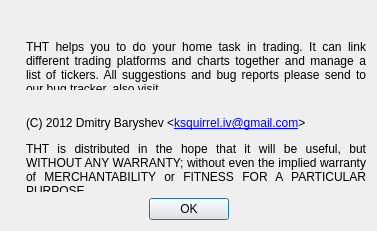
Above: about.ui from HappySeaFox/tht before the change. Below: the same form after it.
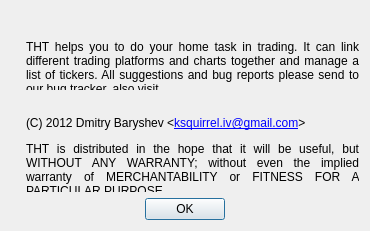
That is the form after the change. Icons and pictures are not drawn.

What changed in the file:
```diff
--- a/about.ui
+++ b/about.ui
@@ -6,7 +6,7 @@
    <rect>
     <x>0</x>
     <y>0</y>
-    <width>377</width>
+    <width>370</width>
     <height>231</height>
    </rect>
   </property>
```
